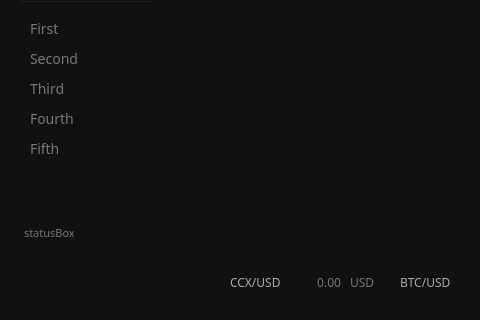
Old version of the form src/gui/ui/overviewframe.ui in the repository ConcealNetwork/conceal-desktop; both pictures show x 0 to 480 and y 380 to 700 of the 1270 by 700 pixel window.
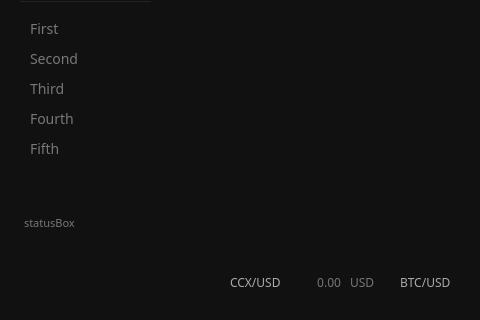
New version of the form. Icons and pictures are not drawn.

```diff
--- a/src/gui/ui/overviewframe.ui
+++ b/src/gui/ui/overviewframe.ui
@@ -252,9 +252,9 @@
        <property name="geometry">
         <rect>
          <x>20</x>
-         <y>600</y>
+         <y>590</y>
          <width>181</width>
-         <height>81</height>
+         <height>91</height>
         </rect>
        </property>
        <property name="font">
```
